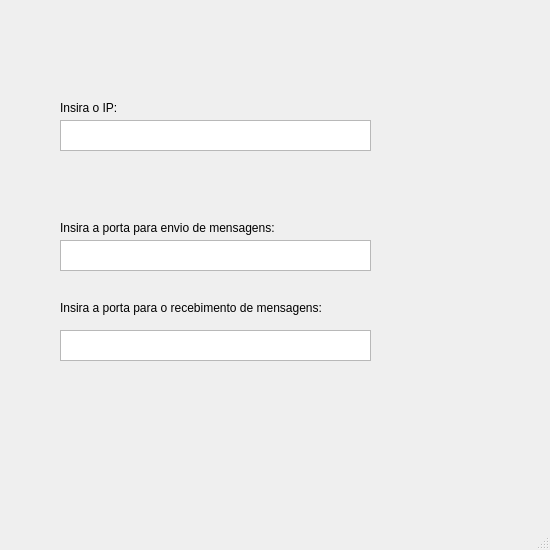
Before: the Qt Designer form Projeto_Embarcados/initial_connect.ui in VicDaArSh/Trabalho_Embarcados_2, drawn with Qt 5.
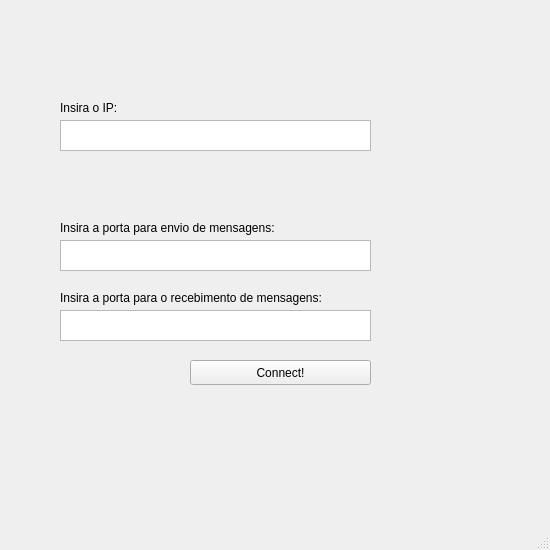
After: the same form once the commit is applied.

```diff
--- a/Projeto_Embarcados/initial_connect.ui
+++ b/Projeto_Embarcados/initial_connect.ui
@@ -38,7 +38,7 @@
     <property name="geometry">
      <rect>
       <x>60</x>
-      <y>330</y>
+      <y>310</y>
       <width>311</width>
       <height>31</height>
      </rect>
@@ -74,7 +74,7 @@
     <property name="geometry">
      <rect>
       <x>60</x>
-      <y>300</y>
+      <y>290</y>
       <width>311</width>
       <height>16</height>
      </rect>
@@ -83,6 +83,19 @@
      <string>Insira a porta para o recebimento de mensagens:</string>
     </property>
    </widget>
+   <widget class="QPushButton" name="connect_button">
+    <property name="geometry">
+     <rect>
+      <x>190</x>
+      <y>360</y>
+      <width>181</width>
+      <height>25</height>
+     </rect>
+    </property>
+    <property name="text">
+     <string>Connect!</string>
+    </property>
+   </widget>
   </widget>
   <widget class="QMenuBar" name="menubar">
    <property name="geometry">
```
